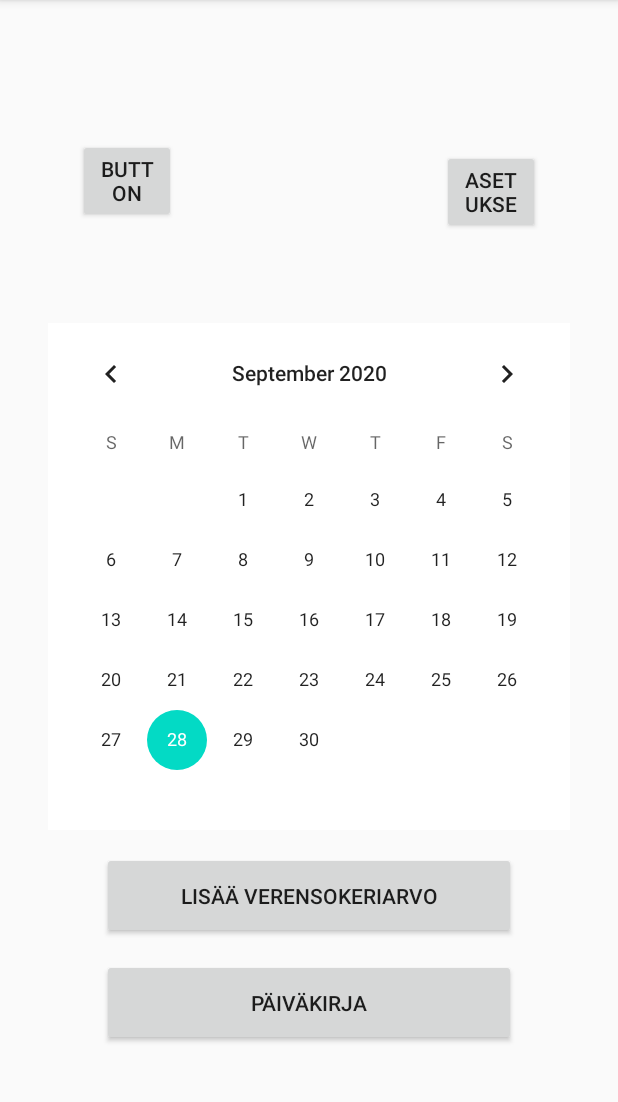
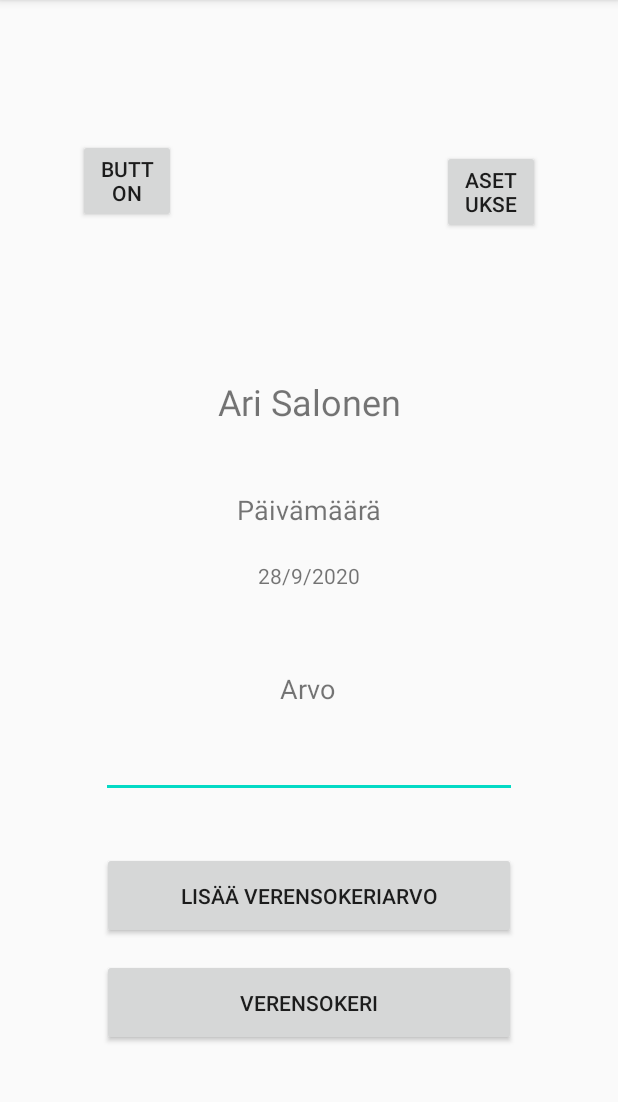
Before and after one commit to j0elr4u/diabetes_paivakirja, an Android app: the screen it shows after launch (MainActivity), after a tap on an icon or button, on a phone screen of 412 x 824 dp, the part 84-1186 px from its top. Run offline under Robolectric (Android 15) with nearby library versions, the light colour scheme and no system bars.

Commit message:
uus activity ja ID nimiä vaihdettu
btw en tiiä toimiiks kaikki

```diff
--- a/AndroidStudio/DiabetesPaivakirja/app/src/main/AndroidManifest.xml
+++ b/AndroidStudio/DiabetesPaivakirja/app/src/main/AndroidManifest.xml
@@ -9,10 +9,12 @@
         android:roundIcon="@mipmap/ic_launcher_round"
         android:supportsRtl="true"
         android:theme="@style/AppTheme">
+        <activity android:name=".ArvoActivity"
+            android:parentActivityName=".MainActivity"></activity>
         <activity
             android:name=".SettingsActivity"
             android:label="@string/title_activity_settings"
-            android:parentActivityName=".MainActivity"></activity>
+            android:parentActivityName=".MainActivity" />
         <activity android:name=".MainActivity">
             <intent-filter>
                 <action android:name="android.intent.action.MAIN" />
--- a/AndroidStudio/DiabetesPaivakirja/app/src/main/java/com/diabetespaivakirja/MainActivity.java
+++ b/AndroidStudio/DiabetesPaivakirja/app/src/main/java/com/diabetespaivakirja/MainActivity.java
@@ -82,4 +82,8 @@ public class MainActivity extends AppCompatActivity {
         Intent intent = new Intent(MainActivity.this, SettingsActivity.class);
         startActivity(intent);
     }
+    //Diagrammi Activity button vv
+    public void onButtonPressed_Arvo(View view){
+       Intent intent = new Intent(MainActivity.this, ArvoActivity.class);
+        startActivity(intent);}
 }
--- a/AndroidStudio/DiabetesPaivakirja/app/src/main/res/layout/activity_main.xml
+++ b/AndroidStudio/DiabetesPaivakirja/app/src/main/res/layout/activity_main.xml
@@ -7,10 +7,11 @@
     tools:context=".MainActivity">
 
     <Button
-        android:id="@+id/button4"
+        android:id="@+id/Check_Arvo"
         android:layout_width="276dp"
         android:layout_height="58dp"
-        android:text="Päiväkirja"
+        android:onClick="onButtonPressed_Arvo"
+        android:text="Verensokeri"
         app:layout_constraintBottom_toBottomOf="parent"
         app:layout_constraintEnd_toEndOf="parent"
         app:layout_constraintStart_toStartOf="parent"
@@ -18,7 +19,7 @@
         app:layout_constraintVertical_bias="0.9" />
 
     <Button
-        android:id="@+id/button3"
+        android:id="@+id/Send_Arvo"
         android:layout_width="276dp"
         android:layout_height="58dp"
         android:text="Lisää verensokeriarvo"
@@ -92,7 +93,7 @@
         app:layout_constraintVertical_bias="0.13999999" />
 
     <Button
-        android:id="@+id/button5"
+        android:id="@+id/Navi_Button"
         android:layout_width="65dp"
         android:layout_height="56dp"
         android:text="Button"
@@ -132,10 +133,11 @@
         android:layout_width="wrap_content"
         android:layout_height="wrap_content"
         android:background="@android:color/white"
-        android:visibility="visible"
+        android:visibility="gone"
         app:layout_constraintBottom_toBottomOf="parent"
         app:layout_constraintEnd_toEndOf="parent"
         app:layout_constraintStart_toStartOf="parent"
-        app:layout_constraintTop_toTopOf="parent" />
+        app:layout_constraintTop_toTopOf="parent"
+        tools:visibility="visible" />
 
 </androidx.constraintlayout.widget.ConstraintLayout>
```
Also changed, not shown: AndroidStudio/DiabetesPaivakirja/app/src/main/java/com/diabetespaivakirja/ArvoActivity.java (added, +16 -0 lines), AndroidStudio/DiabetesPaivakirja/app/src/main/res/layout/activity_arvo.xml (added, +19 -0 lines).
